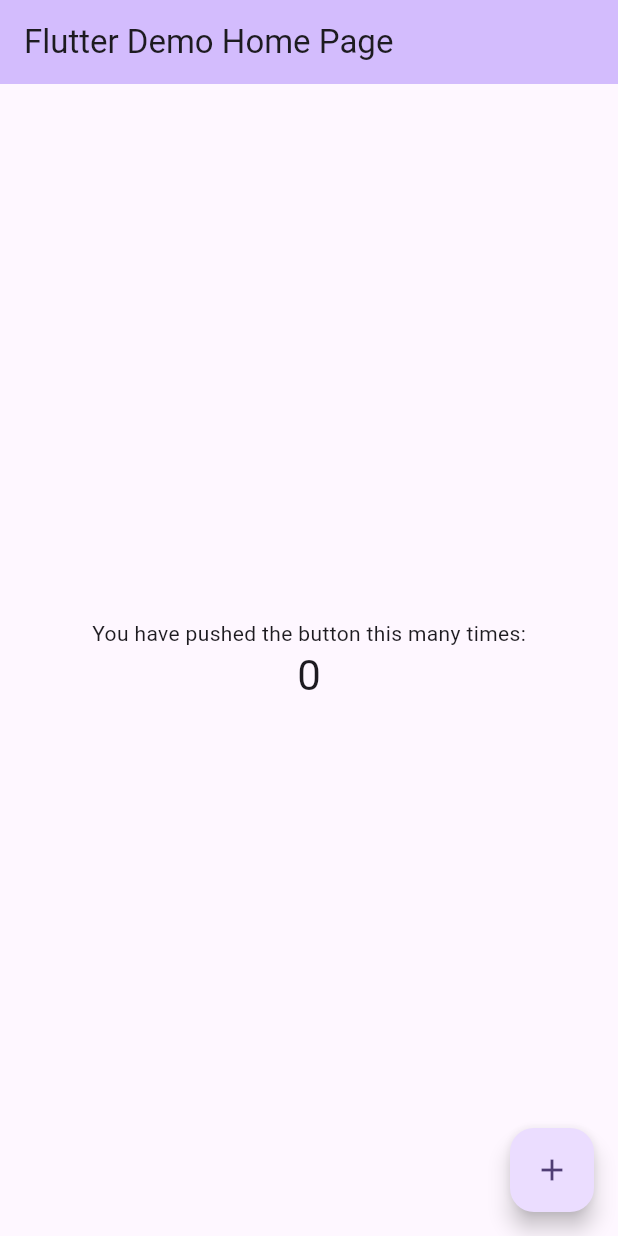
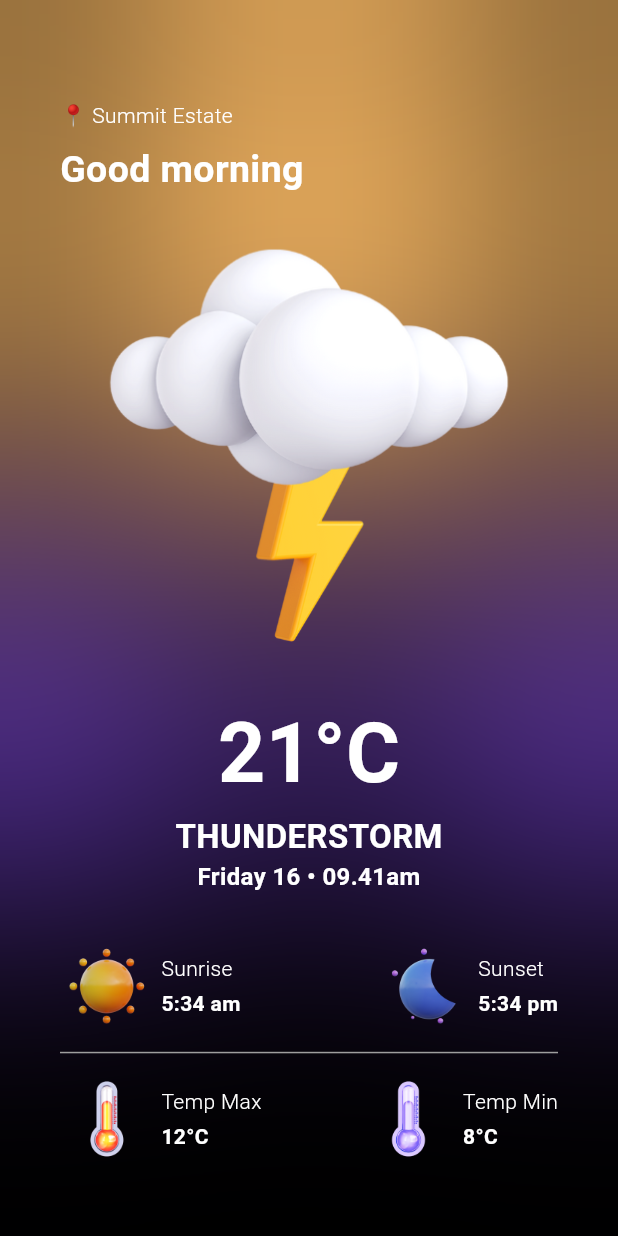
Before and after one commit to emperor006/weather, a Flutter app: the screen it shows after launch, on a phone screen of 412 x 824 dp. Run offline on Flutter 3.47's test engine with Material 3 defaults, Android fonts, the phone set to English and light mode, and no system bars; our stand-ins replace bloc.

Commit message:
finished ui screen

```diff
--- a/lib/main.dart
+++ b/lib/main.dart
@@ -1,4 +1,5 @@
 import 'package:flutter/material.dart';
+import 'package:weattherapp/screens/homescreens.dart';
 
 void main() {
   runApp(const MyApp());
@@ -11,115 +12,14 @@
   @override
   Widget build(BuildContext context) {
     return MaterialApp(
-      title: 'Flutter Demo',
+      title: 'Weather',
       theme: ThemeData(
         // This is the theme of your application.
-        //
-        // TRY THIS: Try running your application with "flutter run". You'll see
-        // the application has a purple toolbar. Then, without quitting the app,
-        // try changing the seedColor in the colorScheme below to Colors.green
-        // and then invoke "hot reload" (save your changes or press the "hot
-        // reload" button in a Flutter-supported IDE, or press "r" if you used
-        // the command line to start the app).
-        //
-        // Notice that the counter didn't reset back to zero; the application
-        // state is not lost during the reload. To reset the state, use hot
-        // restart instead.
-        //
-        // This works for code too, not just values: Most code changes can be
-        // tested with just a hot reload.
         colorScheme: ColorScheme.fromSeed(seedColor: Colors.deepPurple),
         useMaterial3: true,
       ),
-      home: const MyHomePage(title: 'Flutter Demo Home Page'),
+      debugShowCheckedModeBanner: false,
+      home: const HomeScreen(),
     );
   }
 }
-
-class MyHomePage extends StatefulWidget {
-  const MyHomePage({super.key, required this.title});
-
-  // This widget is the home page of your application. It is stateful, meaning
-  // that it has a State object (defined below) that contains fields that affect
-  // how it looks.
-
-  // This class is the configuration for the state. It holds the values (in this
-  // case the title) provided by the parent (in this case the App widget) and
-  // used by the build method of the State. Fields in a Widget subclass are
-  // always marked "final".
-
-  final String title;
-
-  @override
-  State<MyHomePage> createState() => _MyHomePageState();
-}
-
-class _MyHomePageState extends State<MyHomePage> {
-  int _counter = 0;
-
-  void _incrementCounter() {
-    setState(() {
-      // This call to setState tells the Flutter framework that something has
-      // changed in this State, which causes it to rerun the build method below
-      // so that the display can reflect the updated values. If we changed
-      // _counter without calling setState(), then the build method would not be
-      // called again, and so nothing would appear to happen.
-      _counter++;
-    });
-  }
-
-  @override
-  Widget build(BuildContext context) {
-    // This method is rerun every time setState is called, for instance as done
-    // by the _incrementCounter method above.
-    //
-    // The Flutter framework has been optimized to make rerunning build methods
-    // fast, so that you can just rebuild anything that needs updating rather
-    // than having to individually change instances of widgets.
-    return Scaffold(
-      appBar: AppBar(
-        // TRY THIS: Try changing the color here to a specific color (to
-        // Colors.amber, perhaps?) and trigger a hot reload to see the AppBar
-        // change color while the other colors stay the same.
-        backgroundColor: Theme.of(context).colorScheme.inversePrimary,
-        // Here we take the value from the MyHomePage object that was created by
-        // the App.build method, and use it to set our appbar title.
-        title: Text(widget.title),
-      ),
-      body: Center(
-        // Center is a layout widget. It takes a single child and positions it
-        // in the middle of the parent.
-        child: Column(
-          // Column is also a layout widget. It takes a list of children and
-          // arranges them vertically. By default, it sizes itself to fit its
-          // children horizontally, and tries to be as tall as its parent.
-          //
-          // Column has various properties to control how it sizes itself and
-          // how it positions its children. Here we use mainAxisAlignment to
-          // center the children vertically; the main axis here is the vertical
-          // axis because Columns are vertical (the cross axis would be
-          // horizontal).
-          //
-          // TRY THIS: Invoke "debug painting" (choose the "Toggle Debug Paint"
-          // action in the IDE, or press "p" in the console), to see the
-          // wireframe for each widget.
-          mainAxisAlignment: MainAxisAlignment.center,
-          children: <Widget>[
-            const Text(
-              'You have pushed the button this many times:',
-            ),
-            Text(
-              '$_counter',
-              style: Theme.of(context).textTheme.headlineMedium,
-            ),
-          ],
-        ),
-      ),
-      floatingActionButton: FloatingActionButton(
-        onPressed: _incrementCounter,
-        tooltip: 'Increment',
-        child: const Icon(Icons.add),
-      ), // This trailing comma makes auto-formatting nicer for build methods.
-    );
-  }
-}
--- /dev/null
+++ b/lib/screens/homescreens.dart
@@ -0,0 +1,179 @@
+import 'dart:ui';
+
+import 'package:flutter/material.dart';
+import 'package:flutter/services.dart';
+
+class HomeScreen extends StatelessWidget {
+  const HomeScreen({super.key});
+
+  @override
+  Widget build(BuildContext context) {
+    return Scaffold(
+      backgroundColor: Colors.black,
+      extendBodyBehindAppBar: true,
+      appBar: AppBar(
+        backgroundColor: Colors.transparent,
+        elevation: 0,
+        systemOverlayStyle:
+            const SystemUiOverlayStyle(statusBarBrightness: Brightness.dark),
+      ),
+      body: SingleChildScrollView(child: Padding(
+        padding: const EdgeInsets.fromLTRB(40, 1.2 * kToolbarHeight, 40, 20),
+        child: SizedBox(
+          width: double.infinity,
+          // color: Colors.blue,
+          height: MediaQuery.of(context).size.height,
+          child: Stack(
+            children: [
+              Align(
+                alignment: const AlignmentDirectional(-2.5, 0),
+                child: Container(
+                  height: 220,
+                  width: 220,
+                  decoration: const BoxDecoration(
+                      shape: BoxShape.circle, color: Colors.deepPurple),
+                ),
+              ),
+              Align(
+                alignment: const AlignmentDirectional(2.5, 0),
+                child: Container(
+                  height: 220,
+                  width: 220,
+                  decoration: const BoxDecoration(
+                      shape: BoxShape.circle, color: Colors.deepPurple),
+                ),
+              ),
+              Align(
+                alignment: const AlignmentDirectional(0, -1.2),
+                child: Container(
+                  height: 300,
+                  width: 600,
+                  decoration: const BoxDecoration(color: Color(0xFFFFBD66)),
+                ),
+              ),
+              BackdropFilter(
+                filter: ImageFilter.blur(sigmaX: 100.0, sigmaY: 100.0),
+                child: Container(
+                  decoration: const BoxDecoration(color: Colors.transparent),
+                ),
+              ),
+              SizedBox(
+                width: MediaQuery.of(context).size.width,
+                height: MediaQuery.of(context).size.height,
+                child: Column(
+                  crossAxisAlignment: CrossAxisAlignment.start,
+                  children: [
+                    const Text(
+                      '📍 Summit Estate',
+                      style: TextStyle(
+                          color: Colors.white, fontWeight: FontWeight.w300),
+                    ),
+                    const SizedBox(
+                      height: 8,
+                    ),
+                    const Text(
+                      'Good morning',
+                      style: TextStyle(
+                          color: Colors.white,
+                          fontSize: 25,
+                          fontWeight: FontWeight.bold),
+                    ),
+                    Image.asset('assets/images/1.png'),
+                    const Center(
+                      child: Text(
+                        '21°C',
+                        style: TextStyle(
+                            color: Colors.white,
+                            fontWeight: FontWeight.w600,
+                            fontSize: 55),
+                      ),
+                    ),
+                    const Center(
+                      child: Text(
+                        'THUNDERSTORM',
+                        style: TextStyle(
+                            color: Colors.white,
+                            fontWeight: FontWeight.w600,
+                            fontSize: 22),
+                      ),
+                    ),
+                    const Center(
+                      child: Text(
+                        'Friday 16 • 09.41am',
+                        style: TextStyle(
+                            color: Colors.white,
+                            fontWeight: FontWeight.w600,
+                            fontSize: 16),
+                      ),
+                    ),
+                    const SizedBox(height: 30,),
+                    Row(
+                      mainAxisAlignment: MainAxisAlignment.spaceBetween,
+                      children: [
+                        Row(children: [
+                          Image.asset('assets/images/11.png', scale: 8,), const SizedBox(width: 5,),
+                          const  Column(
+                            crossAxisAlignment: CrossAxisAlignment.start,
+                            children: [
+                              Text('Sunrise', style: TextStyle(color: Colors.white, fontWeight: FontWeight.w300),),
+                              SizedBox(height: 3,),
+                              Text('5:34 am', style: TextStyle(color: Colors.white, fontWeight: FontWeight.w700),),
+
+                            ],)
+                        ],),
+
+
+                        Row(children: [
+                          Image.asset('assets/images/12.png', scale: 8,), const SizedBox(width: 5,),
+                          const  Column(
+                            crossAxisAlignment: CrossAxisAlignment.start,
+                            children: [
+                              Text('Sunset', style: TextStyle(color: Colors.white, fontWeight: FontWeight.w300),),
+                              SizedBox(height: 3,),
+                              Text('5:34 pm', style: TextStyle(color: Colors.white, fontWeight: FontWeight.w700),),
+
+                            ],)
+                        ],),
+                      ],),
+                    Padding(padding: EdgeInsets.symmetric(vertical: 5.0), child: Divider(color: Colors.grey,),),
+                    Row(
+                      mainAxisAlignment: MainAxisAlignment.spaceBetween,
+                      children: [
+                        Row(children: [
+                          Image.asset('assets/images/13.png', scale: 8,), const SizedBox(width: 5,),
+                          const  Column(
+                            crossAxisAlignment: CrossAxisAlignment.start,
+                            children: [
+                              Text('Temp Max', style: TextStyle(color: Colors.white, fontWeight: FontWeight.w300),),
+                              SizedBox(height: 3,),
+                              Text('12°C', style: TextStyle(color: Colors.white, fontWeight: FontWeight.w700),),
+
+                            ],)
+                        ],),
+
+
+                        Row(children: [
+                          Image.asset('assets/images/14.png', scale: 8,), const SizedBox(width: 5,),
+                          const  Column(
+                            crossAxisAlignment: CrossAxisAlignment.start,
+                            children: [
+                              Text('Temp Min', style: TextStyle(color: Colors.white, fontWeight: FontWeight.w300),),
+                              SizedBox(height: 3,),
+                              Text('8°C', style: TextStyle(color: Colors.white, fontWeight: FontWeight.w700),),
+
+                            ],)
+                        ],),
+                      ],),
+
+
+                  ],
+                ),
+              )
+            ],
+          ),
+        ),
+      ),)
+
+    );
+  }
+}
--- /dev/null
+++ b/lib/weather_bloc.dart
@@ -0,0 +1,21 @@
+import 'package:bloc/bloc.dart';
+import 'package:meta/meta.dart';
+
+part 'weather_event.dart';
+part 'weather_state.dart';
+
+
+
+
+class WeatherBloc extends Bloc<WeatherEvent, WeatherState> {
+  WeatherBloc() : super(WeatherInitial()) {
+    on<WeatherEvent>((event, emit) {
+
+      emit(WeatherLoading());
+      try{
+
+      }
+
+    });
+  }
+}
--- /dev/null
+++ b/lib/weather_event.dart
@@ -0,0 +1,14 @@
+part of 'weather_bloc.dart';
+
+@immutable
+sealed class WeatherEvent extends Equatable{
+  const WeatherBloc();
+
+  @override
+  List<Object> get props =>[];
+
+}
+
+class FetchWeather extends WeatherEvent{
+
+}
--- /dev/null
+++ b/lib/weather_state.dart
@@ -0,0 +1,20 @@
+part of 'weather_bloc.dart';
+
+@immutable
+sealed class WeatherState extends Equatable{
+  const WeatherState();
+  @override
+  List<Object> get probs =>[]
+}
+
+final class WeatherInitial extends WeatherState {}
+final class WeatherLoading extends WeatherState {}
+final class WeatherSuccess extends WeatherState {
+  final Weather weather;
+  WeatherSuccess(this.weather);
+
+  @override
+  List<Object> get probs =>[weather]
+
+}
+final class WeatherFailure extends WeatherState {}
```
Also changed, not shown: pubspec.yaml (+20 -3 lines), assets/images/1.png (added), assets/images/11.png (added), assets/images/12.png (added), assets/images/13.png (added), assets/images/14.png (added), assets/images/2.png (added), assets/images/3.png (added), assets/images/4.png (added), assets/images/5.png (added), assets/images/6.png (added), assets/images/7.png (added), assets/images/8.png (added), assets/images/9.png (added), 2 more files, 12 other files.
